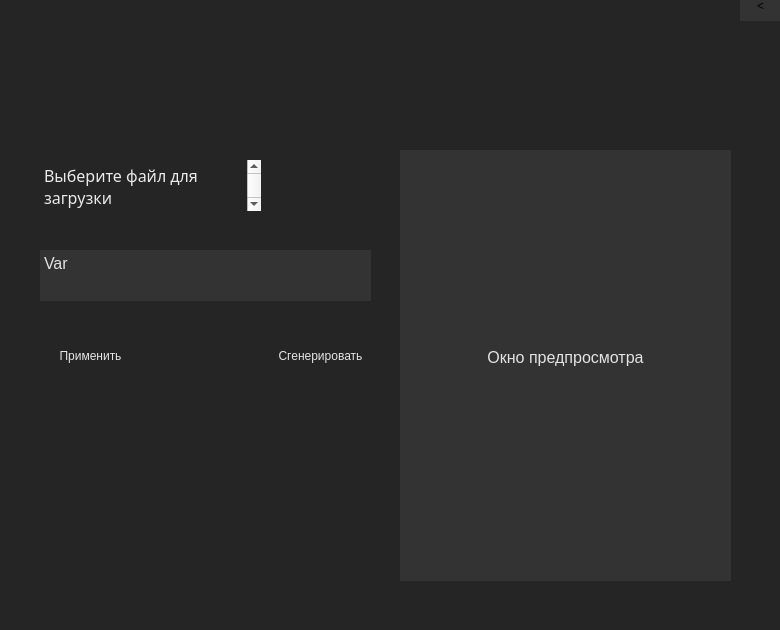
dacsson/Slicer, file settings.ui: the form before one commit.
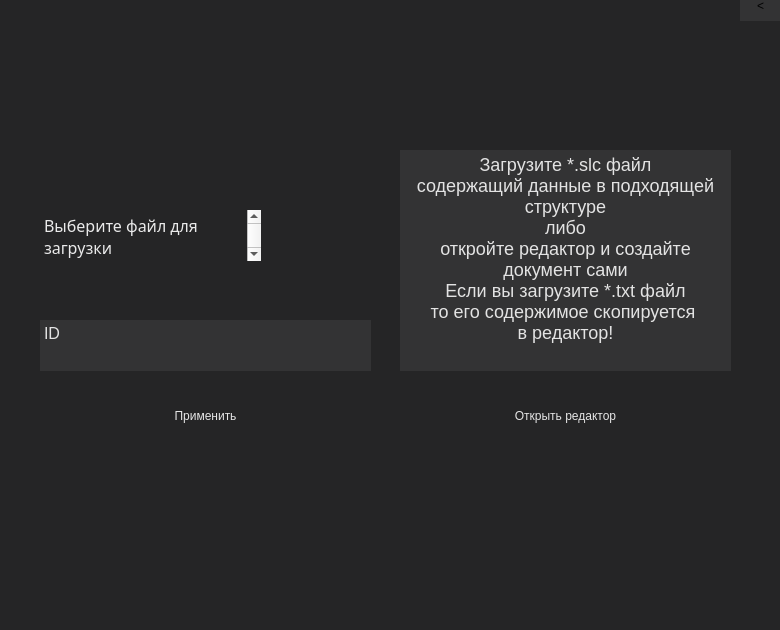
The form after the commit. Icons and pictures are not drawn.

Diff of the .ui file:
```diff
--- a/settings.ui
+++ b/settings.ui
@@ -319,7 +319,7 @@
      <x>400</x>
      <y>150</y>
      <width>331</width>
-     <height>431</height>
+     <height>221</height>
     </rect>
    </property>
    <property name="palette">
@@ -479,24 +479,20 @@
 &lt;html&gt;&lt;head&gt;&lt;meta name=&quot;qrichtext&quot; content=&quot;1&quot; /&gt;&lt;style type=&quot;text/css&quot;&gt;
 p, li { white-space: pre-wrap; }
 &lt;/style&gt;&lt;/head&gt;&lt;body style=&quot; font-family:'MS Shell Dlg 2'; font-size:18px; font-weight:400; font-style:normal;&quot;&gt;
-&lt;p align=&quot;center&quot; style=&quot;-qt-paragraph-type:empty; margin-top:0px; margin-bottom:0px; margin-left:0px; margin-right:0px; -qt-block-indent:0; text-indent:0px;&quot;&gt;&lt;br /&gt;&lt;/p&gt;
-&lt;p align=&quot;center&quot; style=&quot;-qt-paragraph-type:empty; margin-top:0px; margin-bottom:0px; margin-left:0px; margin-right:0px; -qt-block-indent:0; text-indent:0px; font-size:12pt;&quot;&gt;&lt;br /&gt;&lt;/p&gt;
-&lt;p align=&quot;center&quot; style=&quot;-qt-paragraph-type:empty; margin-top:0px; margin-bottom:0px; margin-left:0px; margin-right:0px; -qt-block-indent:0; text-indent:0px; font-size:12pt;&quot;&gt;&lt;br /&gt;&lt;/p&gt;
-&lt;p align=&quot;center&quot; style=&quot;-qt-paragraph-type:empty; margin-top:0px; margin-bottom:0px; margin-left:0px; margin-right:0px; -qt-block-indent:0; text-indent:0px; font-size:12pt;&quot;&gt;&lt;br /&gt;&lt;/p&gt;
-&lt;p align=&quot;center&quot; style=&quot;-qt-paragraph-type:empty; margin-top:0px; margin-bottom:0px; margin-left:0px; margin-right:0px; -qt-block-indent:0; text-indent:0px; font-size:12pt;&quot;&gt;&lt;br /&gt;&lt;/p&gt;
-&lt;p align=&quot;center&quot; style=&quot;-qt-paragraph-type:empty; margin-top:0px; margin-bottom:0px; margin-left:0px; margin-right:0px; -qt-block-indent:0; text-indent:0px; font-size:12pt;&quot;&gt;&lt;br /&gt;&lt;/p&gt;
-&lt;p align=&quot;center&quot; style=&quot;-qt-paragraph-type:empty; margin-top:0px; margin-bottom:0px; margin-left:0px; margin-right:0px; -qt-block-indent:0; text-indent:0px; font-size:12pt;&quot;&gt;&lt;br /&gt;&lt;/p&gt;
-&lt;p align=&quot;center&quot; style=&quot;-qt-paragraph-type:empty; margin-top:0px; margin-bottom:0px; margin-left:0px; margin-right:0px; -qt-block-indent:0; text-indent:0px; font-size:12pt;&quot;&gt;&lt;br /&gt;&lt;/p&gt;
-&lt;p align=&quot;center&quot; style=&quot;-qt-paragraph-type:empty; margin-top:0px; margin-bottom:0px; margin-left:0px; margin-right:0px; -qt-block-indent:0; text-indent:0px; font-size:12pt;&quot;&gt;&lt;br /&gt;&lt;/p&gt;
-&lt;p align=&quot;center&quot; style=&quot;-qt-paragraph-type:empty; margin-top:0px; margin-bottom:0px; margin-left:0px; margin-right:0px; -qt-block-indent:0; text-indent:0px;&quot;&gt;&lt;br /&gt;&lt;/p&gt;
-&lt;p align=&quot;center&quot; style=&quot; margin-top:0px; margin-bottom:0px; margin-left:0px; margin-right:0px; -qt-block-indent:0; text-indent:0px;&quot;&gt;&lt;span style=&quot; font-size:12pt;&quot;&gt;Окно предпросмотра&lt;/span&gt;&lt;/p&gt;&lt;/body&gt;&lt;/html&gt;</string>
+&lt;p align=&quot;center&quot; style=&quot; margin-top:0px; margin-bottom:0px; margin-left:0px; margin-right:0px; -qt-block-indent:0; text-indent:0px;&quot;&gt;&lt;span style=&quot; font-size:18px;&quot;&gt;Загрузите *.slc файл&lt;/span&gt;&lt;/p&gt;
+&lt;p align=&quot;center&quot; style=&quot; margin-top:0px; margin-bottom:0px; margin-left:0px; margin-right:0px; -qt-block-indent:0; text-indent:0px;&quot;&gt;&lt;span style=&quot; font-size:18px;&quot;&gt;содержащий данные в подходящей структуре&lt;/span&gt;&lt;/p&gt;
+&lt;p align=&quot;center&quot; style=&quot; margin-top:0px; margin-bottom:0px; margin-left:0px; margin-right:0px; -qt-block-indent:0; text-indent:0px;&quot;&gt;&lt;span style=&quot; font-size:18px;&quot;&gt;либо&lt;/span&gt;&lt;/p&gt;
+&lt;p align=&quot;center&quot; style=&quot; margin-top:0px; margin-bottom:0px; margin-left:0px; margin-right:0px; -qt-block-indent:0; text-indent:0px;&quot;&gt;&lt;span style=&quot; font-size:18px;&quot;&gt;откройте редактор и создайте документ сами&lt;/span&gt;&lt;/p&gt;
+&lt;p align=&quot;center&quot; style=&quot; margin-top:0px; margin-bottom:0px; margin-left:0px; margin-right:0px; -qt-block-indent:0; text-indent:0px;&quot;&gt;&lt;span style=&quot; font-size:18px;&quot;&gt;Если вы загрузите *.txt файл&lt;/span&gt;&lt;/p&gt;
+&lt;p align=&quot;center&quot; style=&quot; margin-top:0px; margin-bottom:0px; margin-left:0px; margin-right:0px; -qt-block-indent:0; text-indent:0px;&quot;&gt;&lt;span style=&quot; font-size:18px;&quot;&gt;то его содержимое скопируется &lt;/span&gt;&lt;/p&gt;
+&lt;p align=&quot;center&quot; style=&quot; margin-top:0px; margin-bottom:0px; margin-left:0px; margin-right:0px; -qt-block-indent:0; text-indent:0px;&quot;&gt;&lt;span style=&quot; font-size:18px;&quot;&gt;в редактор!&lt;/span&gt;&lt;/p&gt;&lt;/body&gt;&lt;/html&gt;</string>
    </property>
   </widget>
   <widget class="QTextBrowser" name="Readin_2">
    <property name="geometry">
     <rect>
      <x>40</x>
-     <y>160</y>
+     <y>210</y>
      <width>221</width>
      <height>51</height>
     </rect>
@@ -730,7 +726,7 @@
    <property name="geometry">
     <rect>
      <x>40</x>
-     <y>250</y>
+     <y>320</y>
      <width>331</width>
      <height>51</height>
     </rect>
@@ -747,14 +743,14 @@
 &lt;html&gt;&lt;head&gt;&lt;meta name=&quot;qrichtext&quot; content=&quot;1&quot; /&gt;&lt;style type=&quot;text/css&quot;&gt;
 p, li { white-space: pre-wrap; }
 &lt;/style&gt;&lt;/head&gt;&lt;body style=&quot; font-family:'MS Shell Dlg 2'; font-size:18px; font-weight:400; font-style:normal;&quot;&gt;
-&lt;p style=&quot; margin-top:0px; margin-bottom:0px; margin-left:0px; margin-right:0px; -qt-block-indent:0; text-indent:0px;&quot;&gt;&lt;span style=&quot; font-size:12pt; color:#e3e3e3;&quot;&gt;Var&lt;/span&gt;&lt;/p&gt;&lt;/body&gt;&lt;/html&gt;</string>
+&lt;p style=&quot; margin-top:0px; margin-bottom:0px; margin-left:0px; margin-right:0px; -qt-block-indent:0; text-indent:0px;&quot;&gt;&lt;span style=&quot; font-size:12pt; color:#e3e3e3;&quot;&gt;ID&lt;/span&gt;&lt;/p&gt;&lt;/body&gt;&lt;/html&gt;</string>
    </property>
   </widget>
   <widget class="QPushButton" name="downl">
    <property name="geometry">
     <rect>
      <x>300</x>
-     <y>150</y>
+     <y>200</y>
      <width>51</width>
      <height>61</height>
     </rect>
@@ -780,16 +776,16 @@
   <widget class="QPushButton" name="apply">
    <property name="geometry">
     <rect>
-     <x>40</x>
-     <y>340</y>
-     <width>101</width>
+     <x>145</x>
+     <y>400</y>
+     <width>121</width>
      <height>31</height>
     </rect>
    </property>
    <property name="styleSheet">
     <string notr="true">#apply {
 background-color: none;
-border: none;
+border-radius: 10px;	
 border-image: url(:/grad.png);
 color: rgb(229, 229, 229);
 font-size: 12px;
@@ -799,40 +795,42 @@
 	wildth: 80px;
 }
 #apply::hover {
-	border-image: url(:/light_grad.png);	
+	border-image: url(:/light_grad.png);
+border-radius: 5px;			
 }</string>
    </property>
    <property name="text">
     <string>Применить</string>
    </property>
   </widget>
-  <widget class="QPushButton" name="generate">
+  <widget class="QPushButton" name="edit">
    <property name="geometry">
     <rect>
-     <x>270</x>
-     <y>340</y>
-     <width>101</width>
+     <x>500</x>
+     <y>400</y>
+     <width>131</width>
      <height>31</height>
     </rect>
    </property>
    <property name="styleSheet">
-    <string notr="true">#generate {
+    <string notr="true">#edit {
 background-color: none;
-border: none;
+border-radius: 10px;	
 border-image: url(:/grad.png);
 color: rgb(229, 229, 229);
 font-size: 12px;
 }
-#generate::pessed {
+#edit::pessed {
 	height: 15px;
 	wildth: 80px;
 }
-#generate::hover {
+#edit::hover {
 	border-image: url(:/light_grad.png);	
+	border-radius: 5px;	
 }</string>
    </property>
    <property name="text">
-    <string>Сгенерировать</string>
+    <string>Открыть редактор</string>
    </property>
   </widget>
  </widget>
```
